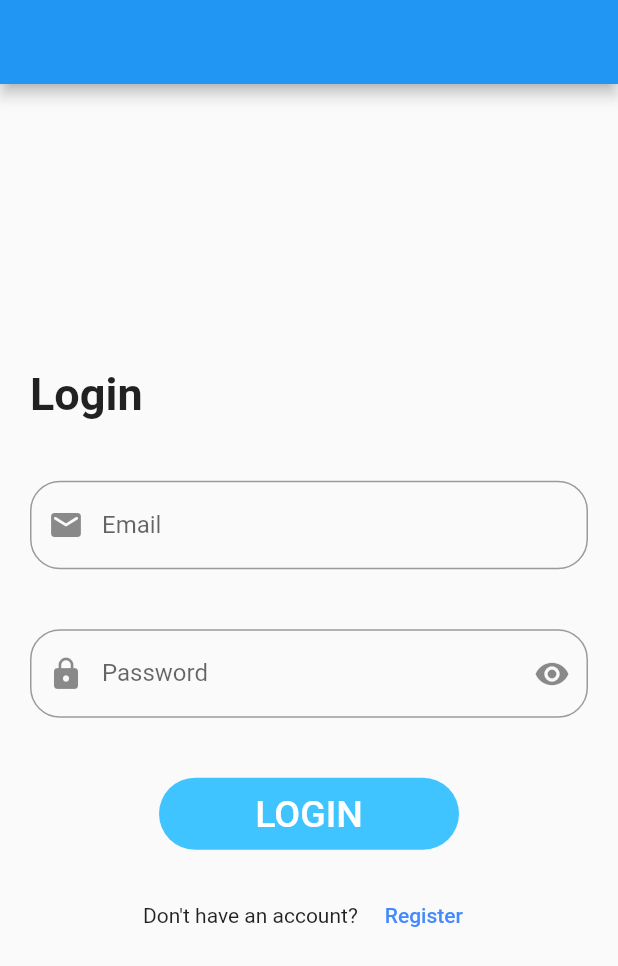
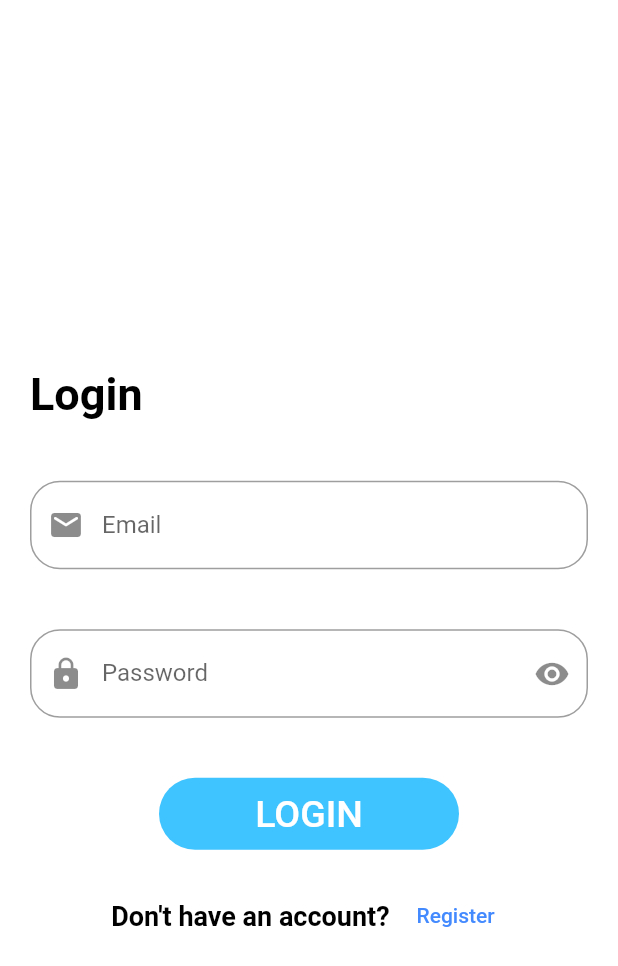
Before and after one commit to Aymenbenkhaled/appExpertise, a Flutter app: the screen it shows after launch, on a phone screen of 412 x 824 dp. Shown: the top 966 px of the screen. Run offline on Flutter 3.47's test engine with Material 2 defaults, Android fonts, the phone set to English and light mode, and no system bars; our stand-ins replace bloc, cached_network_image, flutter_bloc, hexcolor; missing offline and left inert: odoo_rpc.

Commit message:
Use GestureDetector for getting data of Item clicked(contact) and update the item by longPress

```diff
--- a/lib/main.dart
+++ b/lib/main.dart
@@ -4,10 +4,35 @@ import 'package:app_expertise/shared/bloc_observer.dart';
 import 'package:app_expertise/shared/cubit/cubit.dart';
 import 'package:app_expertise/shared/cubit/states.dart';
 import 'package:flutter/material.dart';
+import 'package:flutter/services.dart';
 import 'package:flutter_bloc/flutter_bloc.dart';
+import 'package:hexcolor/hexcolor.dart';
 import 'package:odoo_rpc/odoo_rpc.dart';
 
+
+void sessionChanged(OdooSession sessionId) async {
+  print('We got new session ID: ' + sessionId.id);
+  // write to persistent storage
+}
+
+void loginStateChanged(OdooLoginEvent event) async {
+  if (event == OdooLoginEvent.loggedIn) {
+    print('Logged in');
+  }
+  if (event == OdooLoginEvent.loggedOut) {
+    print('Logged out');
+  }
+}
+
+void inRequestChanged(bool event) async {
+  if (event) print('Request is executing'); // draw progress indicator
+  if (!event) print('Request is finished'); // hide progress indicator
+}
+
 final client = OdooClient('http://146.59.159.198:4515');
+var subscription = client.sessionStream.listen(sessionChanged);
+var loginSubscription = client.loginStream.listen(loginStateChanged);
+var inRequestSubscription = client.inRequestStream.listen(inRequestChanged);
 
 void main()  {
   WidgetsFlutterBinding.ensureInitialized();
@@ -28,10 +53,79 @@ class MainApp extends StatelessWidget {
       create: (BuildContext context) => AppCubit(),
       child: BlocConsumer<AppCubit, AppStates>(
         listener: (context, state) {},
-        builder: (context, state) => MaterialApp(
-          debugShowCheckedModeBanner: false,
-          home: LoginScreen(),
-        ),
+        builder: (context, state) {
+          var cubit = AppCubit.get(context);
+          return MaterialApp(
+            theme: ThemeData(
+              primarySwatch: Colors.deepOrange,
+              appBarTheme: AppBarTheme(
+                titleSpacing: 20,
+                color: Colors.white,
+                elevation: 0,
+                titleTextStyle: TextStyle(
+                    color: Colors.black,
+                    fontSize: 25,
+                    fontWeight: FontWeight.bold),
+                iconTheme: IconThemeData(color: Colors.black),
+                //backwardsCompatibility: false,
+                systemOverlayStyle: SystemUiOverlayStyle(
+                  statusBarColor: Colors.white,
+                  statusBarIconBrightness: Brightness.dark,
+                  //systemNavigationBarColor: Colors.white
+                ),
+              ),
+              bottomNavigationBarTheme: BottomNavigationBarThemeData(
+                type: BottomNavigationBarType.fixed,
+                selectedItemColor: Colors.deepOrange,
+              ),
+              scaffoldBackgroundColor: Colors.white,
+              textTheme: TextTheme(
+                bodyMedium: TextStyle(
+                    fontSize: 18,
+                    color: Colors.black,
+                    fontWeight: FontWeight.w600,
+                    overflow: TextOverflow.ellipsis),
+              ),
+            ),
+            darkTheme: ThemeData(
+              primarySwatch: Colors.deepOrange,
+              appBarTheme: AppBarTheme(
+                titleSpacing: 20,
+                color: HexColor('333739'),
+                elevation: 0,
+                titleTextStyle: TextStyle(
+                    color: Colors.white,
+                    fontSize: 25,
+                    fontWeight: FontWeight.bold),
+                iconTheme: IconThemeData(color: Colors.white),
+                //backwardsCompatibility: false,
+                systemOverlayStyle: SystemUiOverlayStyle(
+                  statusBarColor: HexColor('333739'),
+                  statusBarIconBrightness: Brightness.light,
+                  //systemNavigationBarColor: Colors.white
+                ),
+              ),
+              bottomNavigationBarTheme: BottomNavigationBarThemeData(
+                  type: BottomNavigationBarType.fixed,
+                  selectedItemColor: Colors.deepOrange,
+                  elevation: 20,
+                  backgroundColor: HexColor('333739'),
+                  unselectedItemColor: Colors.grey[400]
+              ),
+              scaffoldBackgroundColor: HexColor('333739'),
+              textTheme: TextTheme(
+                bodyMedium: TextStyle(
+                    fontSize: 18,
+                    color: Colors.white,
+                    fontWeight: FontWeight.w600,
+                    overflow: TextOverflow.ellipsis),
+              ),
+            ),
+            themeMode: cubit.darkLight == true ? ThemeMode.light : ThemeMode.dark,
+            debugShowCheckedModeBanner: false,
+            home: LoginScreen(),
+          );
+        }
       ),
     );
   }
--- a/lib/shared/cubit/states.dart
+++ b/lib/shared/cubit/states.dart
@@ -8,4 +8,6 @@ class AppFetchContactState extends AppStates{}
 
 class AppCreateContactState extends AppStates{}
 
+class AppUpdateContactState extends AppStates{}
+
 class AppChageBottomSheetState extends AppStates{}
```
Also changed, not shown: lib/modules/contact/contact_screen.dart (added, +24 -0 lines), lib/modules/login_result/login_result_screen.dart (+4 -48 lines), lib/shared/components/components.dart (+31 -10 lines), lib/shared/cubit/cubit.dart (+11 -6 lines), lib/shared/components/constants.dart (line endings or trailing spaces).
